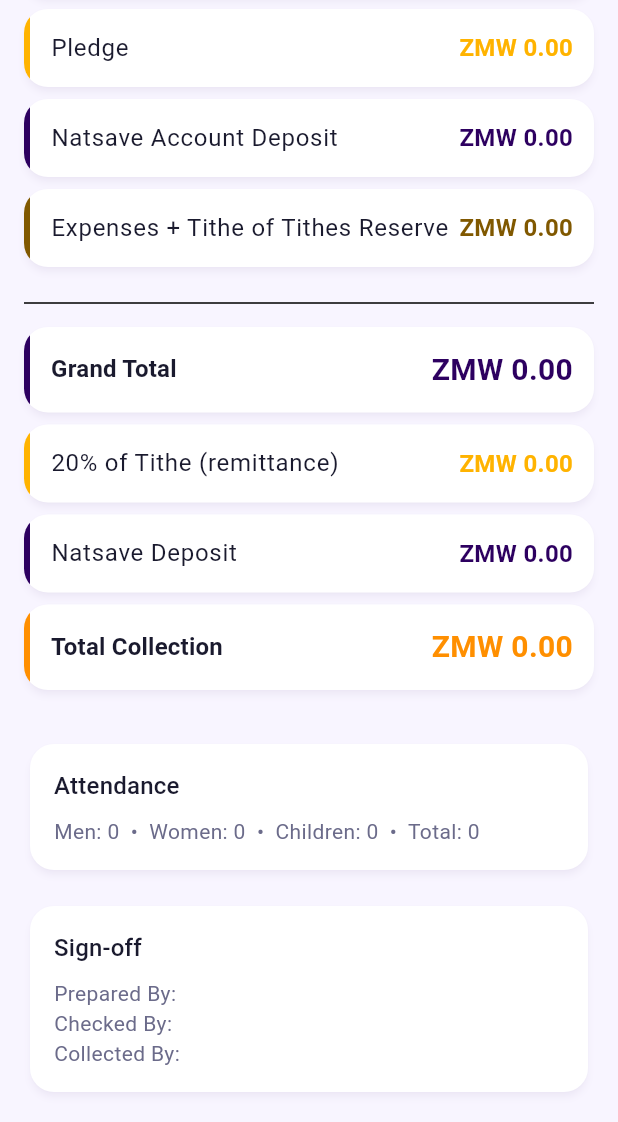
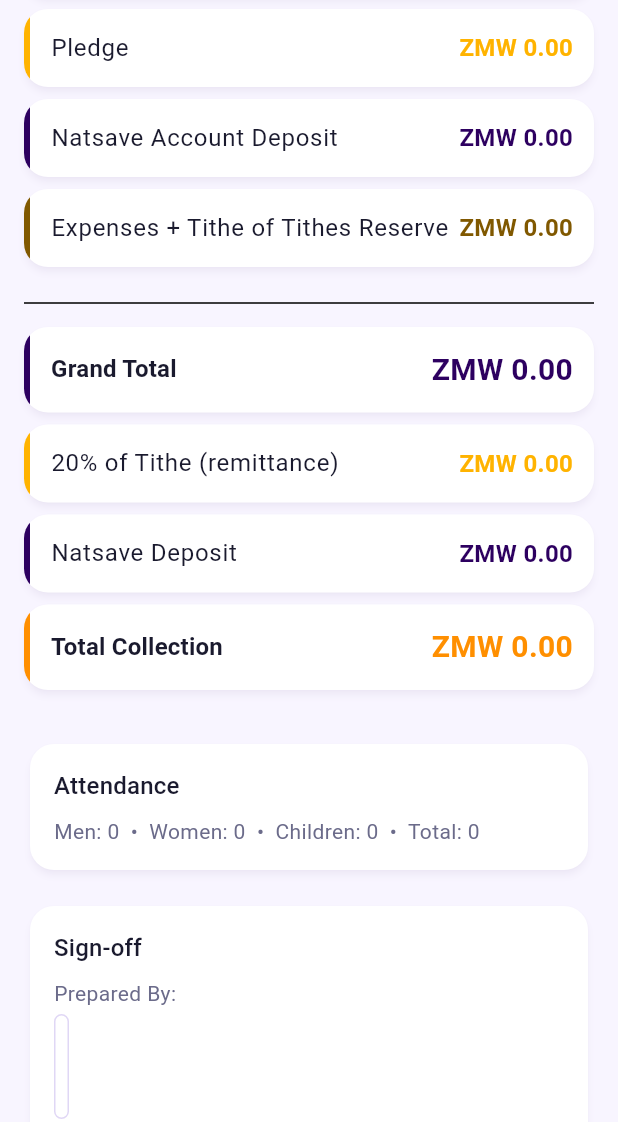
Before and after one commit to kasondebbuku-spec/Lukulu-Bread-of-Life-Church, a Flutter app: the IncomeFormDetailScreen screen opened directly with empty values, scrolled down 310 dp, on a phone screen of 412 x 824 dp, the part 114-1236 px from its top. Run offline on Flutter 3.47's test engine with Material 3 defaults, Android fonts, the phone set to English and light mode, and no system bars; our stand-ins replace cloud_firestore, firebase_auth, firebase_core, flutter_riverpod, pdf, printing and 1 more; accounts and stored records are empty.

Commit message:
Add signature pads to the Sign-off section
A pad under each of Prepared/Checked/Collected By (optional), with Clear;
scrolling pauses while drawing. Prepared By now pre-fills with the signed-in
user's name. Signatures show on the saved form and print above each name in
the PDF.

Co-Authored-By: Claude Sonnet 5.5 <noreply@anthropic.com>

```diff
--- a/lib/features/giving/screens/income_form_detail_screen.dart
+++ b/lib/features/giving/screens/income_form_detail_screen.dart
@@ -1,3 +1,5 @@
+import 'dart:typed_data';
+
 import 'package:flutter/material.dart';
 import 'package:printing/printing.dart';
 
@@ -177,9 +179,9 @@ class IncomeFormDetailScreen extends StatelessWidget {
                 children: [
                   Text('Sign-off', style: Theme.of(context).textTheme.titleMedium),
                   const SizedBox(height: 8),
-                  Text('Prepared By: ${form.preparedBy}'),
-                  Text('Checked By: ${form.checkedBy}'),
-                  Text('Collected By: ${form.collectedBy}'),
+                  _SignedLine('Prepared By', form.preparedBy, form.preparedBySignature),
+                  _SignedLine('Checked By', form.checkedBy, form.checkedBySignature),
+                  _SignedLine('Collected By', form.collectedBy, form.collectedBySignature),
                 ],
               ),
             ),
@@ -234,3 +236,36 @@ class _Row extends StatelessWidget {
     );
   }
 }
+
+class _SignedLine extends StatelessWidget {
+  const _SignedLine(this.role, this.name, this.signature);
+
+  final String role;
+  final String name;
+  final Uint8List? signature;
+
+  @override
+  Widget build(BuildContext context) {
+    return Padding(
+      padding: const EdgeInsets.only(bottom: 10),
+      child: Column(
+        crossAxisAlignment: CrossAxisAlignment.start,
+        children: [
+          Text('$role: $name'),
+          if (signature != null)
+            Container(
+              height: 70,
+              margin: const EdgeInsets.only(top: 4),
+              padding: const EdgeInsets.all(4),
+              decoration: BoxDecoration(
+                color: Colors.white,
+                border: Border.all(color: AppColors.divider),
+                borderRadius: BorderRadius.circular(8),
+              ),
+              child: Image.memory(signature!, fit: BoxFit.contain),
+            ),
+        ],
+      ),
+    );
+  }
+}
```
Also changed, not shown: lib/features/giving/pdf/income_form_pdf.dart (+21 -3 lines), lib/features/giving/screens/sunday_income_form_screen.dart (+42 -0 lines), lib/features/giving/widgets/signature_pad_field.dart (added, +76 -0 lines), 1 other file.
